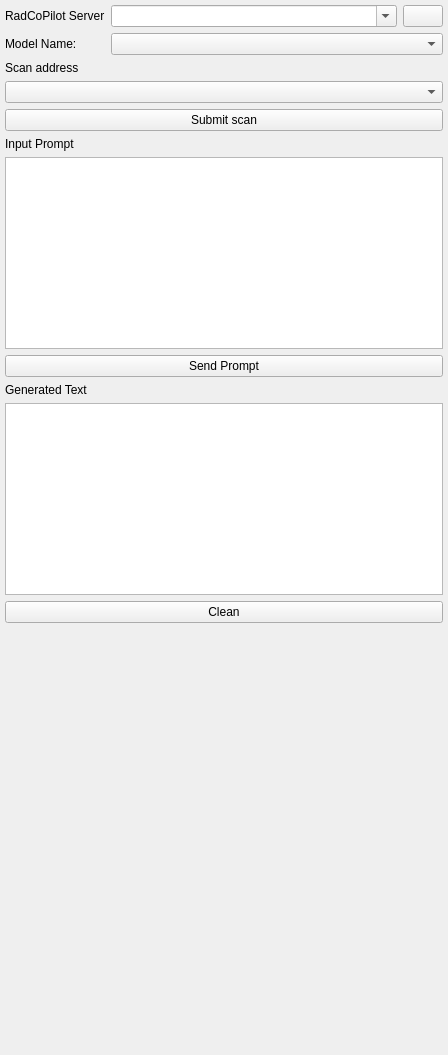
tedfytw1209/VLM, file plugins/RadCoPilot_Slicer/Resources/UI/RadCoPilot.ui: the form before one commit.
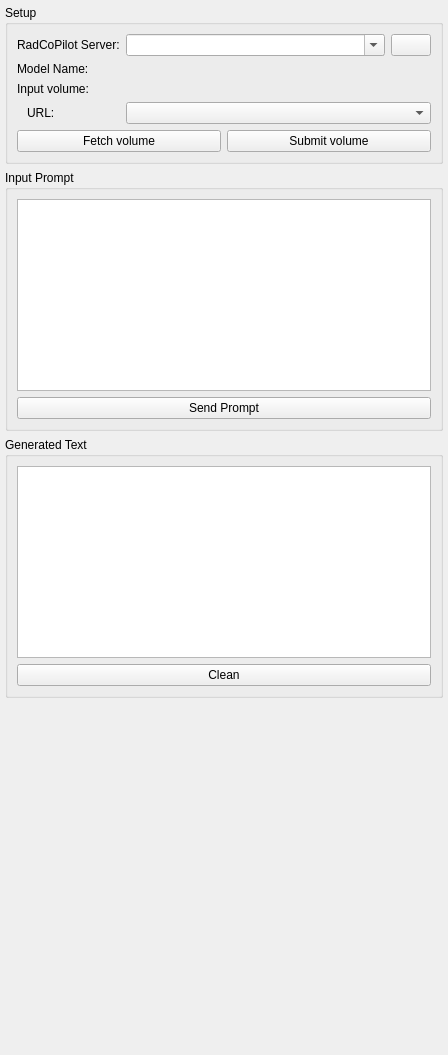
The form after the commit. Custom widgets are drawn as their Qt base class.

Commit message: Refactor Slicer module

Diff of the .ui file:
```diff
--- a/plugins/RadCoPilot_Slicer/Resources/UI/RadCoPilot.ui
+++ b/plugins/RadCoPilot_Slicer/Resources/UI/RadCoPilot.ui
@@ -30,8 +30,21 @@
     <number>5</number>
    </property>
    <item>
-    <layout class="QGridLayout" name="serverSettings">
+    <widget class="ctkCollapsibleGroupBox" name="CollapsibleGroupBox">
+     <property name="title">
+      <string>Setup</string>
+     </property>
+     <layout class="QFormLayout" name="formLayout_3">
+      <item row="0" column="0">
+       <widget class="QLabel" name="label">
+        <property name="text">
+         <string>RadCoPilot Server:</string>
+        </property>
+       </widget>
+      </item>
      <item row="0" column="1">
+       <layout class="QHBoxLayout" name="horizontalLayout">
+        <item>
       <widget class="QComboBox" name="serverComboBox">
        <property name="sizePolicy">
         <sizepolicy hsizetype="Expanding" vsizetype="Fixed">
@@ -44,25 +57,14 @@
        </property>
       </widget>
      </item>
-     <item row="0" column="2">
+        <item>
       <widget class="QPushButton" name="fetchServerInfoButton">
-       <property name="enabled">
-        <bool>true</bool>
-       </property>
-       <property name="toolTip">
-        <string>Fetch/Refresh models from Server</string>
-       </property>
        <property name="text">
         <string/>
        </property>
       </widget>
      </item>
-     <item row="0" column="0">
-      <widget class="QLabel" name="label">
-       <property name="text">
-        <string>RadCoPilot Server</string>
-       </property>
-      </widget>
+       </layout>
      </item>
      <item row="1" column="0">
       <widget class="QLabel" name="appName">
@@ -71,46 +73,96 @@
        </property>
       </widget>
      </item>
-     <item row="1" column="1" colspan="2">
-      <widget class="QComboBox" name="appComboBox">
-       <property name="layoutDirection">
-        <enum>Qt::LeftToRight</enum>
-       </property>
-       <property name="sizeAdjustPolicy">
-        <enum>QComboBox::AdjustToContents</enum>
-       </property>
-      </widget>
-     </item>
-    </layout>
-   </item>
-   <item>
-    <layout class="QGridLayout" name="configGrid">
-     <item row="6" column="0">
-      <widget class="QPushButton" name="uploadImageButton">
+      <item row="1" column="1">
+       <widget class="QLabel" name="appDescriptionLabel">
        <property name="text">
-        <string>Submit scan</string>
-       </property>
-      </widget>
-     </item>
-     <item row="1" column="0">
-      <widget class="QLabel" name="label_4">
-       <property name="text">
-        <string>Scan address</string>
+         <string/>
        </property>
       </widget>
      </item>
      <item row="2" column="0">
+       <widget class="QLabel" name="label_5">
+        <property name="text">
+         <string>Input volume:</string>
+        </property>
+       </widget>
+      </item>
+      <item row="2" column="1">
+       <widget class="qMRMLNodeComboBox" name="inputVolumeNodeComboBox">
+        <property name="nodeTypes">
+         <stringlist notr="true">
+          <string>vtkMRMLScalarVolumeNode</string>
+         </stringlist>
+        </property>
+        <property name="hideChildNodeTypes">
+         <stringlist notr="true"/>
+        </property>
+        <property name="noneEnabled">
+         <bool>true</bool>
+        </property>
+        <property name="addEnabled">
+         <bool>false</bool>
+        </property>
+        <property name="removeEnabled">
+         <bool>false</bool>
+        </property>
+        <property name="interactionNodeSingletonTag">
+         <string notr="true"/>
+        </property>
+        <property name="noneDisplay">
+         <string>(upload from URL)</string>
+        </property>
+       </widget>
+      </item>
+      <item row="3" column="0">
+       <widget class="QLabel" name="label_6">
+        <property name="sizePolicy">
+         <sizepolicy hsizetype="Expanding" vsizetype="Preferred">
+          <horstretch>0</horstretch>
+          <verstretch>0</verstretch>
+         </sizepolicy>
+        </property>
+        <property name="text">
+         <string>URL:</string>
+        </property>
+        <property name="alignment">
+         <set>Qt::AlignLeading|Qt::AlignLeft|Qt::AlignVCenter</set>
+        </property>
+        <property name="indent">
+         <number>10</number>
+        </property>
+       </widget>
+      </item>
+      <item row="3" column="1">
       <widget class="QComboBox" name="scanComboBox"/>
      </item>
-    </layout>
+      <item row="5" column="0" colspan="2">
+       <layout class="QHBoxLayout" name="horizontalLayout_2">
+        <item>
+         <widget class="QPushButton" name="fetchImageButton">
+          <property name="text">
+           <string>Fetch volume</string>
+          </property>
+         </widget>
    </item>
    <item>
-    <widget class="QLabel" name="label_2">
+         <widget class="QPushButton" name="uploadImageButton">
      <property name="text">
+           <string>Submit volume</string>
+          </property>
+         </widget>
+        </item>
+       </layout>
+      </item>
+     </layout>
+    </widget>
+   </item>
+   <item>
+    <widget class="QGroupBox" name="groupBox">
+     <property name="title">
       <string>Input Prompt</string>
      </property>
-    </widget>
-   </item>
+     <layout class="QVBoxLayout" name="verticalLayout_2">
    <item>
     <widget class="QTextEdit" name="inputText">
      <property name="sizePolicy">
@@ -128,13 +180,15 @@
      </property>
     </widget>
    </item>
+     </layout>
+    </widget>
+   </item>
    <item>
-    <widget class="QLabel" name="label_3">
-     <property name="text">
+    <widget class="QGroupBox" name="groupBox_2">
+     <property name="title">
       <string>Generated Text</string>
      </property>
-    </widget>
-   </item>
+     <layout class="QVBoxLayout" name="verticalLayout_3">
    <item>
     <widget class="QTextEdit" name="outputText">
      <property name="sizePolicy">
@@ -152,6 +206,9 @@
      </property>
     </widget>
    </item>
+     </layout>
+    </widget>
+   </item>
    <item>
     <spacer name="verticalSpacer">
      <property name="orientation">
@@ -168,11 +225,22 @@
   </layout>
  </widget>
  <customwidgets>
+  <customwidget>
+   <class>ctkCollapsibleGroupBox</class>
+   <extends>QGroupBox</extends>
+   <header>ctkCollapsibleGroupBox.h</header>
+   <container>1</container>
+  </customwidget>
   <customwidget>
    <class>ctkPushButton</class>
    <extends>QPushButton</extends>
    <header>ctkPushButton.h</header>
   </customwidget>
+  <customwidget>
+   <class>qMRMLNodeComboBox</class>
+   <extends>QWidget</extends>
+   <header>qMRMLNodeComboBox.h</header>
+  </customwidget>
   <customwidget>
    <class>qMRMLWidget</class>
    <extends>QWidget</extends>
```
Left out of the diff: 67 changed lines with no effect on the pictures. Lines whose indentation alone changed are shown as unchanged. The commit also changes 1 other file.
